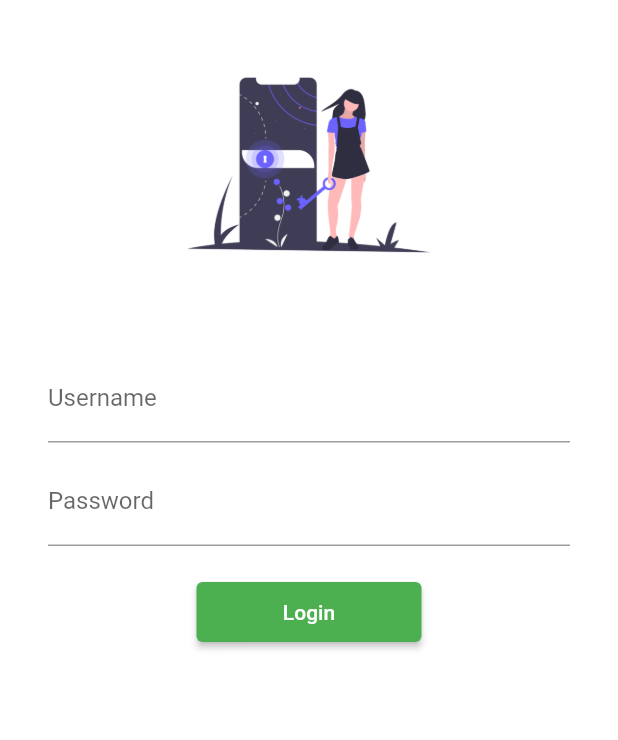
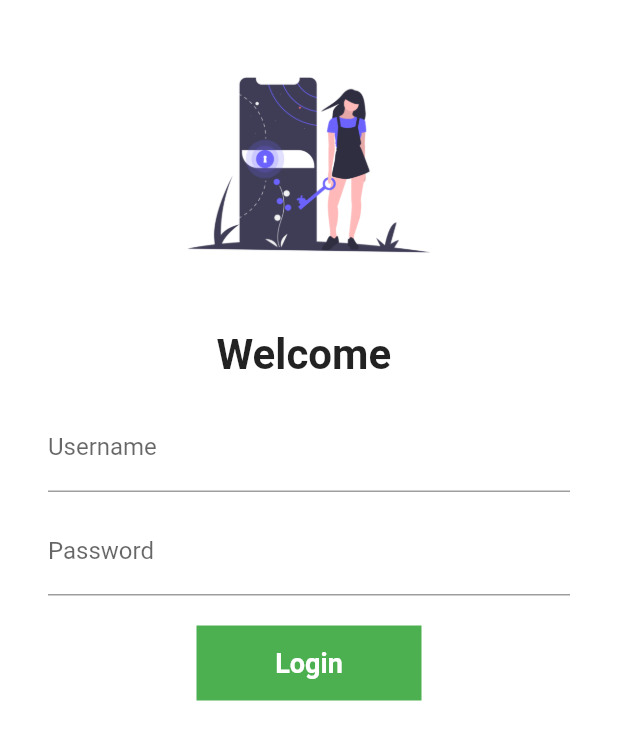
Before and after one commit to DineshAryal6063/flutter_training, a Flutter app: the screen it shows after launch, on a phone screen of 412 x 824 dp. Shown: the top 740 px of the screen. Run offline on Flutter 3.47's test engine with Material 2 defaults, Android fonts, the phone set to English and light mode, and no system bars.

Commit message:
Animation and Navigation

```diff
--- a/lib/pages/login.dart
+++ b/lib/pages/login.dart
@@ -1,9 +1,16 @@
 import 'package:first_app/utils/routes.dart';
 import 'package:flutter/material.dart';
 
-class Login extends StatelessWidget {
+class Login extends StatefulWidget {
   const Login({Key? key}) : super(key: key);
 
+  @override
+  State<Login> createState() => _LoginState();
+}
+
+class _LoginState extends State<Login> {
+  String username = "";
+  bool changeButton = false;
   @override
   Widget build(BuildContext context) {
     return Material(
@@ -21,6 +28,13 @@ class Login extends StatelessWidget {
             SizedBox(
               height: 10,
             ),
+            Text(
+              "Welcome $username",
+              style: TextStyle(
+                fontSize: 28,
+                fontWeight: FontWeight.bold,
+              ),
+            ),
             Padding(
               padding:
                   const EdgeInsets.symmetric(vertical: 16.0, horizontal: 32),
@@ -28,6 +42,10 @@ class Login extends StatelessWidget {
                 TextFormField(
                   decoration: InputDecoration(
                       hintText: "Enter Username", labelText: "Username"),
+                  onChanged: (value) {
+                    username = value;
+                    setState(() {});
+                  },
                 ),
                 SizedBox(
                   height: 10,
@@ -40,13 +58,40 @@ class Login extends StatelessWidget {
                 SizedBox(
                   height: 20,
                 ),
-                ElevatedButton(
-                  onPressed: () {
+                InkWell(
+                  onTap: () async {
+                    setState(() {
+                      changeButton = true;
+                    });
+                    await Future.delayed(Duration(seconds: 1));
                     Navigator.pushNamed(context, AppRoute.home);
                   },
-                  child: Text("Login"),
-                  style: TextButton.styleFrom(minimumSize: Size(150, 40)),
-                )
+                  child: AnimatedContainer(
+                    duration: Duration(seconds: 1),
+                    width: changeButton ? 50 : 150,
+                    height: 50,
+                    alignment: Alignment.center,
+                    child: changeButton
+                        ? Icon(Icons.done, color: Colors.white)
+                        : Text("Login",
+                            style: TextStyle(
+                                color: Colors.white,
+                                fontWeight: FontWeight.bold,
+                                fontSize: 18)),
+                    decoration: BoxDecoration(
+                      color: Colors.green,
+                      shape:
+                          changeButton ? BoxShape.circle : BoxShape.rectangle,
+                    ),
+                  ),
+                ),
+                // ElevatedButton(
+                //   onPressed: () {
+                //     Navigator.pushNamed(context, AppRoute.home);
+                //   },
+                //   child: Text("Login"),
+                //   style: TextButton.styleFrom(minimumSize: Size(150, 40)),
+                // )
               ]),
             ),
           ]),
```
